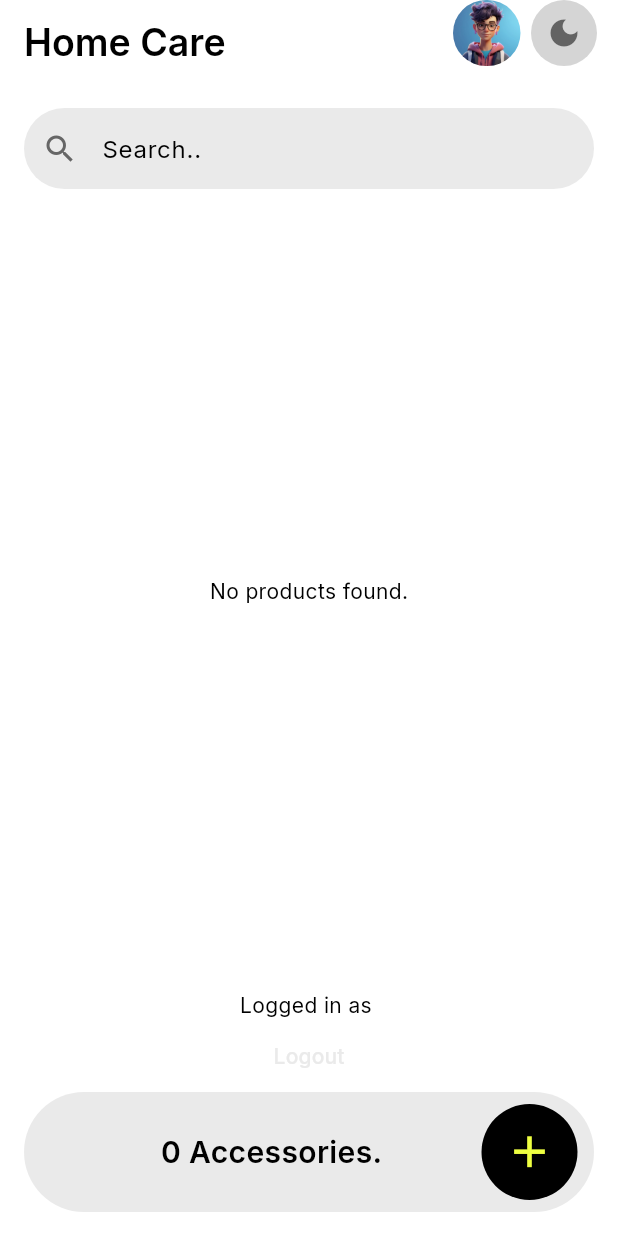
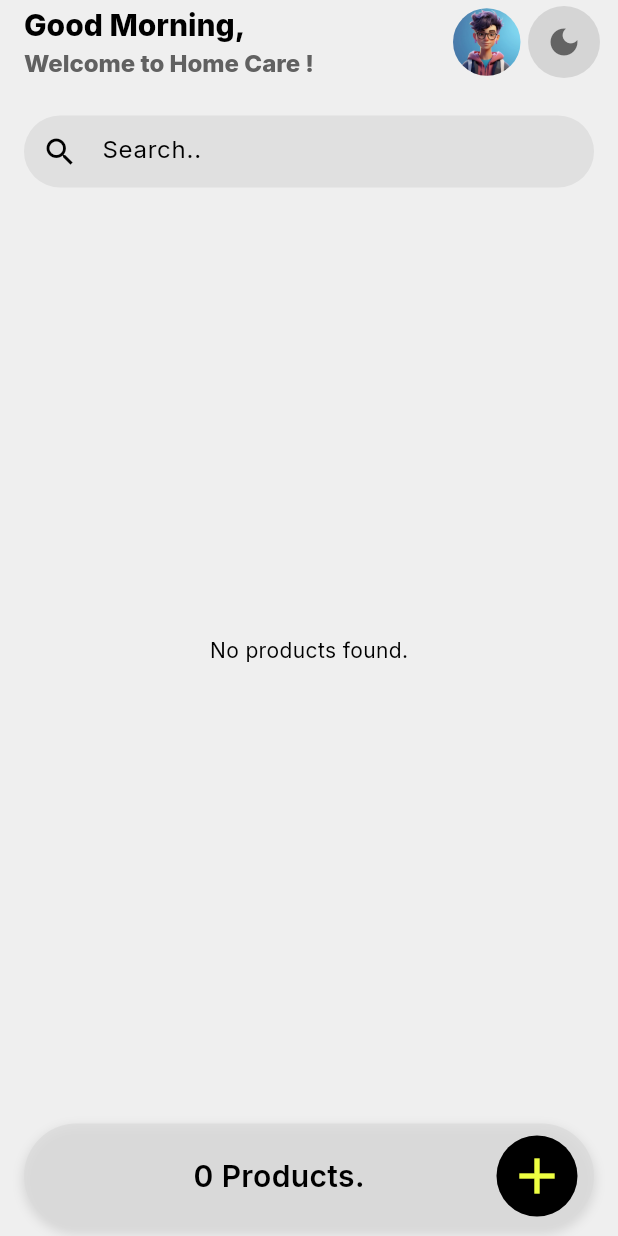
Before and after one commit to dineshxo/home_care, a Flutter app: the screen it shows once a user with an empty profile is signed in, on a phone screen of 412 x 824 dp. Run offline on Flutter 3.47's test engine with Material 3 defaults, Android fonts, the phone set to English and light mode, and no system bars; our stand-ins replace cloud_firestore, firebase_auth, firebase_core, google_fonts; accounts and stored records are empty; network calls fail.

Commit message:
ui : home page grid

```diff
--- a/lib/components/bottom_add_bar.dart
+++ b/lib/components/bottom_add_bar.dart
@@ -1,3 +1,4 @@
+import 'dart:ui';
 import 'package:flutter/material.dart';
 
 class BottomAddBar extends StatefulWidget {
@@ -14,11 +15,26 @@ class _BottomAddBarState extends State<BottomAddBar> {
   @override
   Widget build(BuildContext context) {
     return Container(
-      height: 80,
+      height: 70,
+      child: Stack(
+        children: [
+          Container(
             decoration: BoxDecoration(
-        color: Theme.of(context).primaryColor,
-        borderRadius: BorderRadius.circular(40),
+              color: Theme.of(context).colorScheme.tertiary,
+              borderRadius: BorderRadius.circular(50),
+              boxShadow: [
+                BoxShadow(
+                  color:
+                      Theme.of(context).colorScheme.secondary.withOpacity(0.3),
+                  spreadRadius: 1,
+                  blurRadius: 5,
+                  offset: const Offset(0, 3),
                 ),
+              ],
+            ),
+          ),
+          // Content
+          Positioned.fill(
             child: Padding(
               padding: const EdgeInsets.all(8.0),
               child: Row(
@@ -28,15 +44,15 @@ class _BottomAddBarState extends State<BottomAddBar> {
                     width: 20,
                   ),
                   Text(
-              "${widget.productCount} Accessories.",
+                    "${widget.productCount} Products.",
                     style: const TextStyle(
                       fontSize: 20,
                       fontWeight: FontWeight.w600,
                     ),
                   ),
                   Container(
-              height: 70,
-              width: 70,
+                    height: 60,
+                    width: 60,
                     decoration: const BoxDecoration(
                       color: Colors.black,
                       shape: BoxShape.circle,
@@ -48,13 +64,16 @@ class _BottomAddBarState extends State<BottomAddBar> {
                       child: const Icon(
                         Icons.add,
                         color: Colors.limeAccent,
-                  size: 35,
+                        size: 40,
                       ),
                     ),
                   )
                 ],
               ),
             ),
+          ),
+        ],
+      ),
     );
   }
 }
--- /dev/null
+++ b/lib/components/search_bar.dart
@@ -0,0 +1,34 @@
+import 'package:flutter/material.dart';
+
+class MainSearchBar extends StatefulWidget {
+  const MainSearchBar({super.key});
+
+  @override
+  State<MainSearchBar> createState() => _MainSearchBarState();
+}
+
+class _MainSearchBarState extends State<MainSearchBar> {
+  @override
+  Widget build(BuildContext context) {
+    return Container(
+      decoration: BoxDecoration(
+        color: Theme.of(context).colorScheme.tertiary,
+        borderRadius: BorderRadius.circular(30),
+      ),
+      child: const TextField(
+        style: TextStyle(color: Colors.black),
+        decoration: InputDecoration(
+          prefixIcon: Icon(
+            Icons.search_sharp,
+          ),
+          hintText: "Search..",
+          hintStyle: TextStyle(),
+          border: InputBorder.none,
+          contentPadding: EdgeInsets.symmetric(
+            vertical: 10,
+          ),
+        ),
+      ),
+    );
+  }
+}
--- a/lib/screens/home.dart
+++ b/lib/screens/home.dart
@@ -2,8 +2,8 @@ import 'package:flutter/material.dart';
 import 'package:home_care/components/add_product.dart';
 import 'package:home_care/components/bottom_add_bar.dart';
 import 'package:home_care/components/item_tile.dart';
+import 'package:home_care/components/search_bar.dart'; // Ensure this is imported
 import 'package:home_care/models/products.dart';
-import 'package:home_care/services/auth/authentication.dart';
 import 'package:home_care/services/firestore/firestore_services.dart';
 import 'package:home_care/themes/theme_provider.dart';
 import 'package:provider/provider.dart';
@@ -44,17 +44,48 @@ class _HomeState extends State<Home> {
     });
   }
 
+  String _getGreeting(int hour) {
+    if (hour < 12) {
+      return "Good Morning";
+    } else if (hour < 17) {
+      return "Good Afternoon";
+    } else {
+      return "Good Evening";
+    }
+  }
+
   @override
   Widget build(BuildContext context) {
+    int hour = DateTime.now().hour;
+    String greeting = _getGreeting(hour);
     return Scaffold(
+      backgroundColor: Theme.of(context).colorScheme.surface,
       appBar: AppBar(
-        title: const Text(
-          "Home Care",
-          style: TextStyle(fontWeight: FontWeight.w600, fontSize: 25),
+        backgroundColor: Theme.of(context).colorScheme.surface,
+        title: Column(
+          crossAxisAlignment: CrossAxisAlignment.start,
+          children: [
+            Text(
+              "$greeting,",
+              style: const TextStyle(fontWeight: FontWeight.w800, fontSize: 20),
+            ),
+            const SizedBox(
+              height: 3,
+            ),
+            Text(
+              "Welcome to Home Care !",
+              style: TextStyle(
+                  fontSize: 16,
+                  fontWeight: FontWeight.w800,
+                  color: Theme.of(context).colorScheme.inversePrimary),
+            ),
+          ],
         ),
         actions: [
           Padding(
-            padding: const EdgeInsets.only(right: 12.0, bottom: 12.0),
+            padding: const EdgeInsets.only(
+              right: 12.0,
+            ),
             child: Row(
               children: [
                 ClipRRect(
@@ -101,10 +132,14 @@ class _HomeState extends State<Home> {
         ],
       ),
       body: Padding(
-        padding: const EdgeInsets.all(16.0),
+        padding: const EdgeInsets.only(top: 16, left: 16, right: 16, bottom: 5),
         child: Column(
+          crossAxisAlignment: CrossAxisAlignment.start,
           children: [
-            searchBar(),
+            const SizedBox(
+              height: 5,
+            ),
+            const MainSearchBar(),
             const SizedBox(
               height: 3,
             ),
@@ -122,10 +157,7 @@ class _HomeState extends State<Home> {
 
                   List<Products> products = snapshot.data!;
 
-                  return Column(
-                    children: [
-                      Expanded(
-                        child: GridView.builder(
+                  return GridView.builder(
                     gridDelegate:
                         const SliverGridDelegateWithFixedCrossAxisCount(
                       crossAxisCount: 2,
@@ -137,20 +169,12 @@ class _HomeState extends State<Home> {
                       Products product = products[index];
                       return ItemTile(product: product);
                     },
-                        ),
-                      ),
-                    ],
                   );
                 },
               ),
             ),
-            Text("Logged in as ${widget.uid}"),
-            TextButton(
-              onPressed: () {
-                final auth = AuthServices();
-                auth.signOut();
-              },
-              child: Text('Logout'),
+            const SizedBox(
+              height: 10,
             ),
             BottomAddBar(
               productCount: _productsCount,
@@ -177,27 +201,3 @@ class _HomeState extends State<Home> {
     );
   }
 }
-
-Container searchBar() {
-  return Container(
-    decoration: BoxDecoration(
-      color: const Color.fromARGB(255, 234, 234, 234),
-      borderRadius: BorderRadius.circular(30),
-    ),
-    child: const TextField(
-      style: TextStyle(color: Colors.black),
-      decoration: InputDecoration(
-        prefixIcon: Icon(
-          Icons.search_sharp,
-          color: Color.fromARGB(255, 102, 102, 102),
-        ),
-        hintText: "Search..",
-        hintStyle: TextStyle(color: Colors.black),
-        border: InputBorder.none,
-        contentPadding: EdgeInsets.symmetric(
-          vertical: 15,
-        ),
-      ),
-    ),
-  );
-}
--- a/lib/screens/login.dart
+++ b/lib/screens/login.dart
@@ -26,6 +26,7 @@ class _LoginState extends State<Login> {
 
   @override
   Widget build(BuildContext context) {
+    double screenHeight = MediaQuery.of(context).size.height;
     return Scaffold(
       appBar: AppBar(
         title: Text('Login'),
--- a/lib/themes/light_mode.dart
+++ b/lib/themes/light_mode.dart
@@ -5,9 +5,9 @@ import 'package:google_fonts/google_fonts.dart';
 ThemeData lightMode = ThemeData(
     fontFamily: GoogleFonts.inter().fontFamily,
     colorScheme: ColorScheme.light(
-      surface: Colors.white,
+      surface: Color.fromARGB(255, 239, 239, 239),
       primary: const Color.fromARGB(255, 234, 234, 234),
       secondary: Colors.grey,
-      tertiary: const Color.fromARGB(255, 237, 237, 237),
+      tertiary: Color.fromARGB(185, 218, 218, 218),
       inversePrimary: Colors.grey.shade700,
     ));
```
Also changed, not shown: lib/components/item_tile.dart (+19 -46 lines), lib/screens/product.dart (+78 -1 lines), lib/utils/product_utils.dart (added, +62 -0 lines), images/other.png (added). Lines whose indentation alone changed are shown as unchanged.
